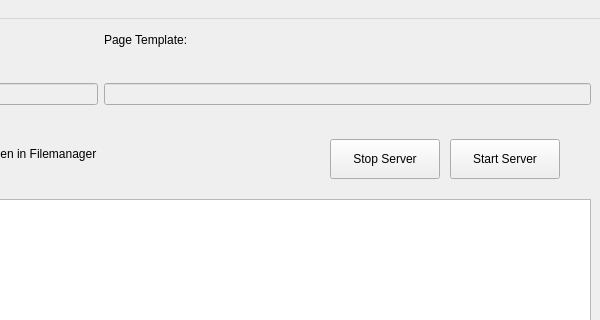
Qt form hugoadmin_ui.ui (wernerjoss/hugoadmin) before a commit; both pictures show x 400 to 1000 and y 0 to 320 of the 1000 by 854 pixel window.
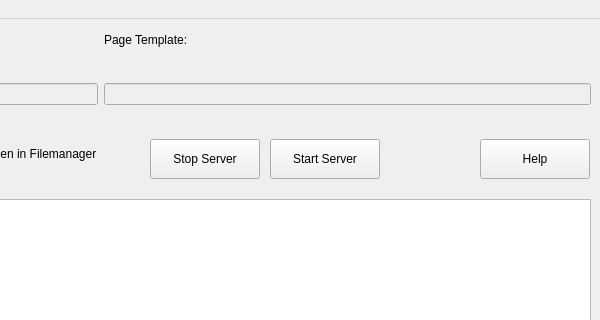
The same form after that commit.

Commit message: add Help Button

The edit to the form file:
```diff
--- a/hugoadmin_ui.ui
+++ b/hugoadmin_ui.ui
@@ -115,7 +115,7 @@
    <widget class="QPushButton" name="SrvStartButton">
     <property name="geometry">
      <rect>
-      <x>850</x>
+      <x>670</x>
       <y>120</y>
       <width>110</width>
       <height>40</height>
@@ -128,7 +128,7 @@
    <widget class="QPushButton" name="SrvStopButton">
     <property name="geometry">
      <rect>
-      <x>730</x>
+      <x>550</x>
       <y>120</y>
       <width>110</width>
       <height>40</height>
@@ -138,6 +138,19 @@
      <string>Stop Server</string>
     </property>
    </widget>
+   <widget class="QPushButton" name="HelpButton">
+    <property name="geometry">
+     <rect>
+      <x>880</x>
+      <y>120</y>
+      <width>110</width>
+      <height>40</height>
+     </rect>
+    </property>
+    <property name="text">
+     <string>Help</string>
+    </property>
+   </widget>
   </widget>
   <widget class="QMenuBar" name="menubar">
    <property name="geometry">
```
The commit also changes 2 other files.
